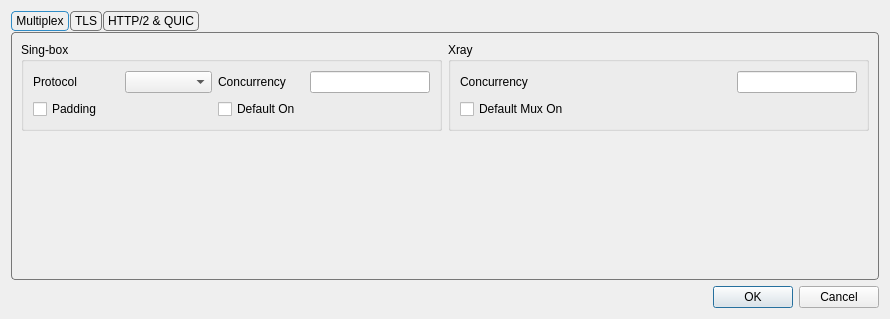
Above: include/ui/setting/dialog_preset_settings.ui from 0-Kutya-0/Throne before the change. Below: the same form after it.
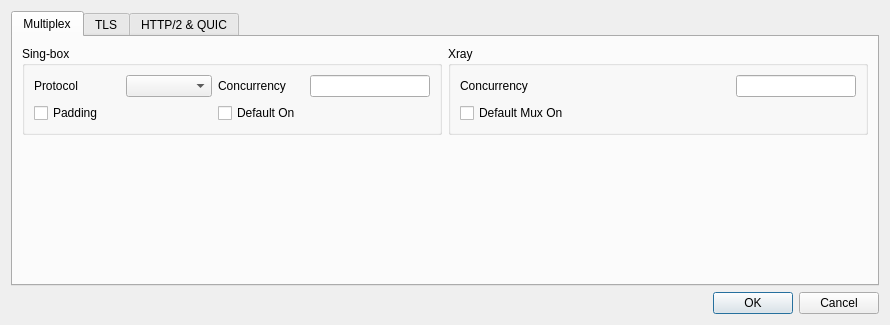
That is the form after the change.

Patch:
```diff
--- a/include/ui/setting/dialog_preset_settings.ui
+++ b/include/ui/setting/dialog_preset_settings.ui
@@ -16,38 +16,6 @@
   <layout class="QVBoxLayout" name="verticalLayout">
    <item>
     <widget class="QTabWidget" name="tabWidget">
-     <property name="styleSheet">
-      <string notr="true">QTabWidget::pane {
-    margin-top: 1px;
-    border: 1px solid #777777;
-    border-radius: 4px;
-}
-
-QTabBar {
-    background: transparent;
-    qproperty-drawBase: 0;
-}
-
-QTabBar::tab {
-    border: 1px solid #777777;
-    border-radius: 4px;
-
-    padding: 2px 4px;
-    margin-right: 1px;
-}
-
-QTabBar::tab:selected {
-    border: 1px solid palette(highlight);
-}
-
-QTabBar::tab:!selected {
-    border: 1px solid #777777;
-}
-
-QTabBar::tab:hover:!selected {
-    border: 1px solid #777777;
-}</string>
-     </property>
      <property name="tabShape">
       <enum>QTabWidget::TabShape::Rounded</enum>
      </property>
```
